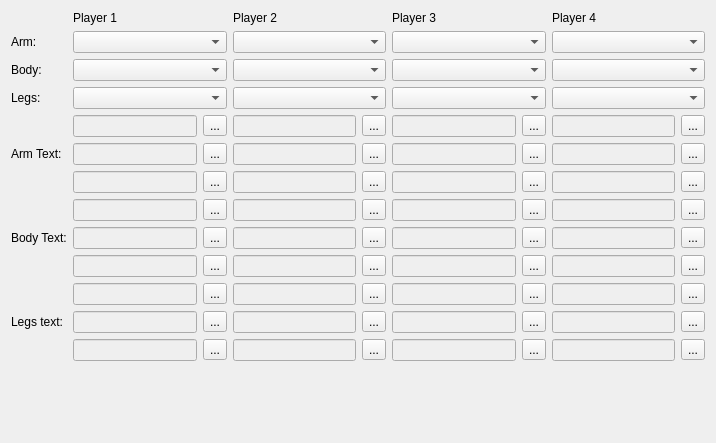
This is editor/mainwindow_tab/armor_edit.ui in protoman/rockbot as Qt 5 draws it before an edit. The edited form follows.
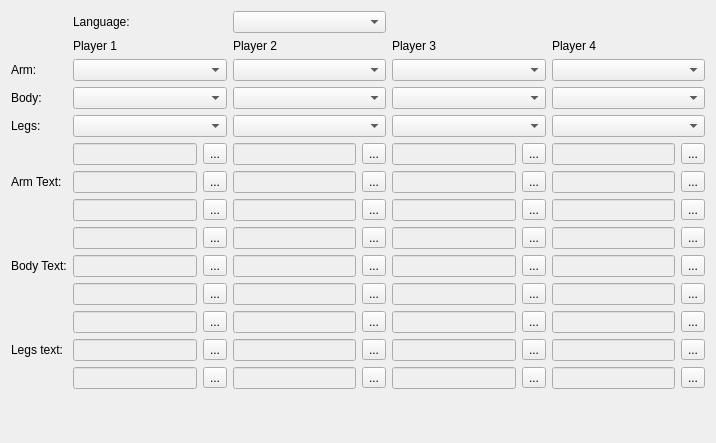
This is the edited form.

```diff
--- a/editor/mainwindow_tab/armor_edit.ui
+++ b/editor/mainwindow_tab/armor_edit.ui
@@ -692,6 +692,16 @@
      </item>
     </layout>
    </item>
+   <item row="0" column="2">
+    <widget class="QLabel" name="label_12">
+     <property name="text">
+      <string>Language:</string>
+     </property>
+    </widget>
+   </item>
+   <item row="0" column="3">
+    <widget class="QComboBox" name="language_comboBox"/>
+   </item>
   </layout>
  </widget>
  <resources/>
```
